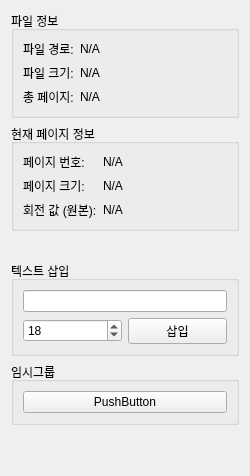
This is ui/info_panel.ui in Glen-Lee-glitch/new_viewer as Qt 5 draws it before an edit. The edited form follows.
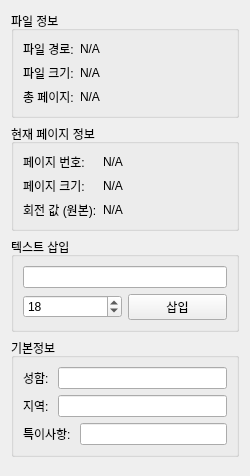
This is the edited form.

Commit message: feat(ui): info_panel에 '기본 정보' 그룹박스 추가 - 성함, 지역, 특이사항 구성

```diff
--- a/ui/info_panel.ui
+++ b/ui/info_panel.ui
@@ -174,15 +174,50 @@
    <item>
     <widget class="QGroupBox" name="groupBox_4">
      <property name="title">
-      <string>임시그룹</string>
+      <string>기본정보</string>
      </property>
      <layout class="QVBoxLayout" name="verticalLayout_3">
       <item>
-       <widget class="QPushButton" name="pushButton">
-        <property name="text">
-         <string>PushButton</string>
-        </property>
-       </widget>
+       <layout class="QHBoxLayout" name="horizontalLayout_2">
+        <item>
+         <widget class="QLabel" name="label_2">
+          <property name="text">
+           <string>성함: </string>
+          </property>
+         </widget>
+        </item>
+        <item>
+         <widget class="QLineEdit" name="lineEdit_name"/>
+        </item>
+       </layout>
+      </item>
+      <item>
+       <layout class="QHBoxLayout" name="horizontalLayout_4">
+        <item>
+         <widget class="QLabel" name="label_4">
+          <property name="text">
+           <string>지역: </string>
+          </property>
+         </widget>
+        </item>
+        <item>
+         <widget class="QLineEdit" name="lineEdit_region"/>
+        </item>
+       </layout>
+      </item>
+      <item>
+       <layout class="QHBoxLayout" name="horizontalLayout_5">
+        <item>
+         <widget class="QLabel" name="label_5">
+          <property name="text">
+           <string>특이사항: </string>
+          </property>
+         </widget>
+        </item>
+        <item>
+         <widget class="QLineEdit" name="lineEdit_special"/>
+        </item>
+       </layout>
       </item>
      </layout>
     </widget>
```
The commit also changes 1 other file.
